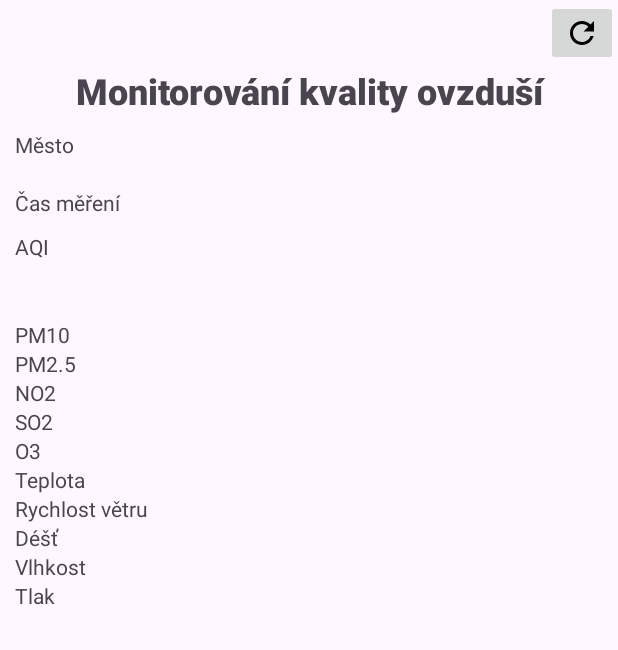
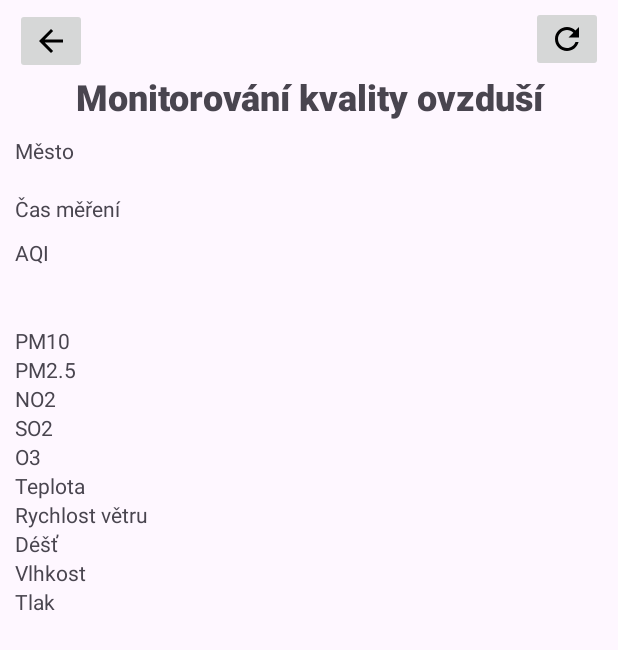
Before and after one commit to samposp/Kvalita-ovzdusi, an Android app: the CityFeedActivity screen opened directly, with no data from a screen before it, on a phone screen of 412 x 824 dp. Shown: the top 650 px of the screen. Run offline under Robolectric (Android 15) with nearby library versions, the phone set to English and light mode, and no system bars; 1 statement that could not run was skipped.

Commit message:
back, refresh button

```diff
--- a/app/src/main/AndroidManifest.xml
+++ b/app/src/main/AndroidManifest.xml
@@ -21,7 +21,6 @@
             android:exported="true" >
             <intent-filter>
                 <action android:name="android.intent.action.MAIN" />
-
                 <category android:name="android.intent.category.LAUNCHER" />
             </intent-filter>
         </activity>
@@ -33,7 +32,7 @@
                 android:resource="@xml/searchable" />
             <meta-data
                 android:name="android.support.PARENT_ACTIVITY"
-                android:value=".CityFeedActivity" />
+                android:value=".BaseActivity" />
 
             <intent-filter>
                 <action android:name="android.intent.action.SEARCH" />
@@ -44,6 +43,9 @@
         <activity
             android:name=".CityFeedActivity"
             android:exported="false">
+            <meta-data
+                android:name="android.support.PARENT_ACTIVITY"
+                android:value=".BaseActivity" />
         </activity>
     </application>
 
--- /dev/null
+++ b/app/src/main/res/drawable/baseline_arrow_back_24.xml
@@ -0,0 +1,5 @@
+<vector xmlns:android="http://schemas.android.com/apk/res/android" android:autoMirrored="true" android:height="24dp" android:tint="#000000" android:viewportHeight="24" android:viewportWidth="24" android:width="24dp">
+
+    <path android:fillColor="@android:color/white" android:pathData="M20,11H7.83l5.59,-5.59L12,4l-8,8 8,8 1.41,-1.41L7.83,13H20v-2z"/>
+
+</vector>
--- a/app/src/main/res/layout/activity_main.xml
+++ b/app/src/main/res/layout/activity_main.xml
@@ -6,6 +6,17 @@
     android:layout_width="match_parent"
     android:layout_height="match_parent"
     tools:context=".CityFeedActivity">
+
+    <ImageButton
+        android:id="@+id/imageButton2"
+        android:layout_width="wrap_content"
+        android:layout_height="wrap_content"
+        android:layout_marginStart="10dp"
+        android:layout_marginTop="5dp"
+        android:onClick="Back"
+        android:src="@drawable/baseline_arrow_back_24"
+        app:layout_constraintStart_toStartOf="parent"
+        app:layout_constraintTop_toTopOf="parent" />
 
     <TextView
         android:id="@+id/textView"
@@ -322,6 +333,9 @@
         android:id="@+id/imageButton"
         android:layout_width="wrap_content"
         android:layout_height="wrap_content"
+        android:layout_marginTop="4dp"
+        android:layout_marginEnd="10dp"
+        android:onClick="Refresh"
         app:layout_constraintEnd_toEndOf="parent"
         app:layout_constraintTop_toTopOf="parent"
         app:srcCompat="@drawable/baseline_refresh_24" />
```
Also changed, not shown: app/src/main/java/com/example/kvalitaovzdusi/CityFeedActivity.kt (+6 -1 lines).
